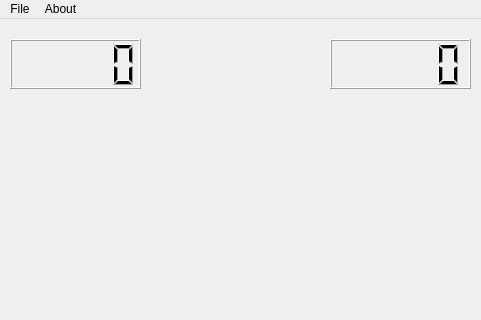
ryonagana/tictactoe-qt, file main.ui: the form before one commit; both pictures show x 0 to 481 and y 0 to 320 of the 481 by 561 pixel window.
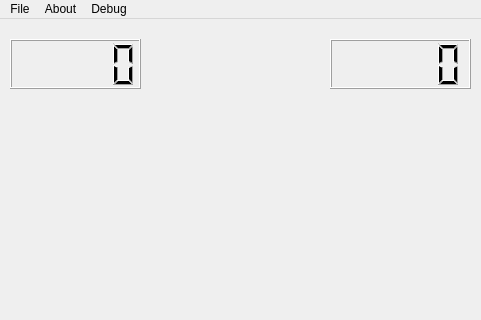
The form after the commit.

Commit message: added debug mode for testing different ways to win, fixed victory check

The edit to the form file:
```diff
--- a/main.ui
+++ b/main.ui
@@ -82,7 +82,7 @@
      <x>0</x>
      <y>0</y>
      <width>481</width>
-     <height>21</height>
+     <height>22</height>
     </rect>
    </property>
    <widget class="QMenu" name="menuArquivo">
@@ -98,8 +98,17 @@
     </property>
     <addaction name="acAboutQT"/>
    </widget>
+   <widget class="QMenu" name="menuDebug">
+    <property name="title">
+     <string>Debug</string>
+    </property>
+    <addaction name="acCircle_Wins"/>
+    <addaction name="acCross_Wins"/>
+    <addaction name="acNo_Wins"/>
+   </widget>
    <addaction name="menuArquivo"/>
    <addaction name="menuAbout"/>
+   <addaction name="menuDebug"/>
   </widget>
   <widget class="QStatusBar" name="statusbar"/>
   <action name="acQuit">
```
Left out of the diff: 15 changed lines with no effect on the pictures. The commit also changes 7 other files.
